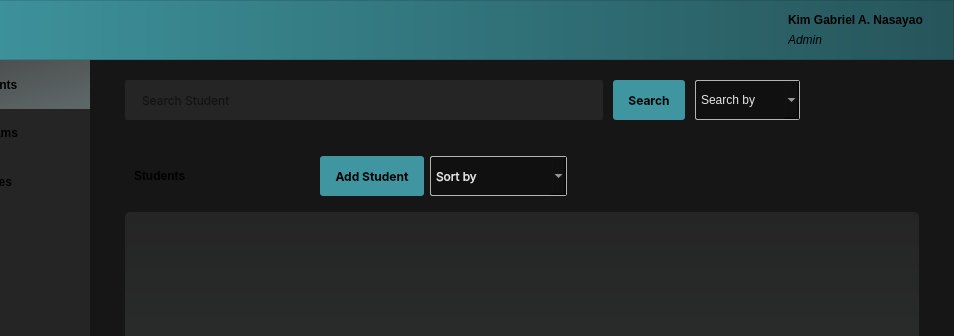
Qt form src/gui/ui/studentMainWindow.ui (gabnash05/CCC151-SSIS) before a commit; both pictures show x 83 to 1037 and y 0 to 336 of the 1037 by 715 pixel window.
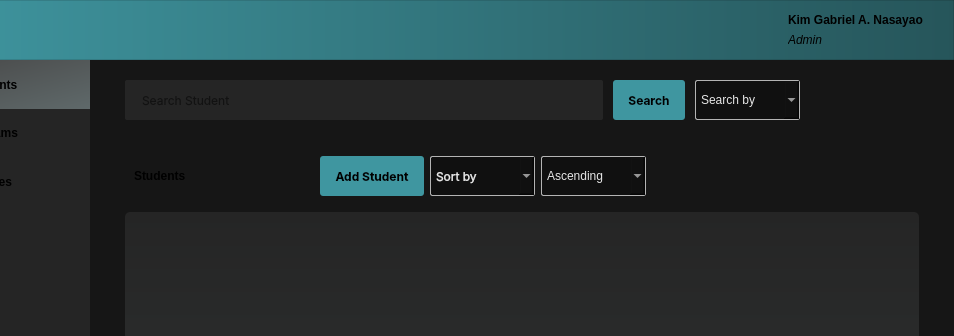
The same form after that commit. Icons and pictures are not drawn.

Commit message: feat: Add UpdateStudentDialog and Sorting in StudentTable

Diff of the .ui file:
```diff
--- a/src/gui/ui/studentMainWindow.ui
+++ b/src/gui/ui/studentMainWindow.ui
@@ -726,7 +726,7 @@
             <property name="frameShadow">
              <enum>QFrame::Shadow::Raised</enum>
             </property>
-            <layout class="QHBoxLayout" name="horizontalLayout" stretch="1,1,2,5">
+            <layout class="QHBoxLayout" name="horizontalLayout" stretch="1,1,2,0,5">
              <property name="sizeConstraint">
               <enum>QLayout::SizeConstraint::SetMinimumSize</enum>
              </property>
@@ -874,6 +874,44 @@
                </item>
               </widget>
              </item>
+             <item>
+              <widget class="QComboBox" name="sortingOrderComboBox">
+               <property name="sizePolicy">
+                <sizepolicy hsizetype="Minimum" vsizetype="Preferred">
+                 <horstretch>0</horstretch>
+                 <verstretch>0</verstretch>
+                </sizepolicy>
+               </property>
+               <property name="minimumSize">
+                <size>
+                 <width>105</width>
+                 <height>0</height>
+                </size>
+               </property>
+               <property name="maximumSize">
+                <size>
+                 <width>150</width>
+                 <height>16777215</height>
+                </size>
+               </property>
+               <property name="cursor">
+                <cursorShape>PointingHandCursor</cursorShape>
+               </property>
+               <property name="placeholderText">
+                <string/>
+               </property>
+               <item>
+                <property name="text">
+                 <string>Ascending</string>
+                </property>
+               </item>
+               <item>
+                <property name="text">
+                 <string>Descending</string>
+                </property>
+               </item>
+              </widget>
+             </item>
              <item>
               <spacer name="horizontalSpacer">
                <property name="orientation">
```
The commit also changes 6 other files.
